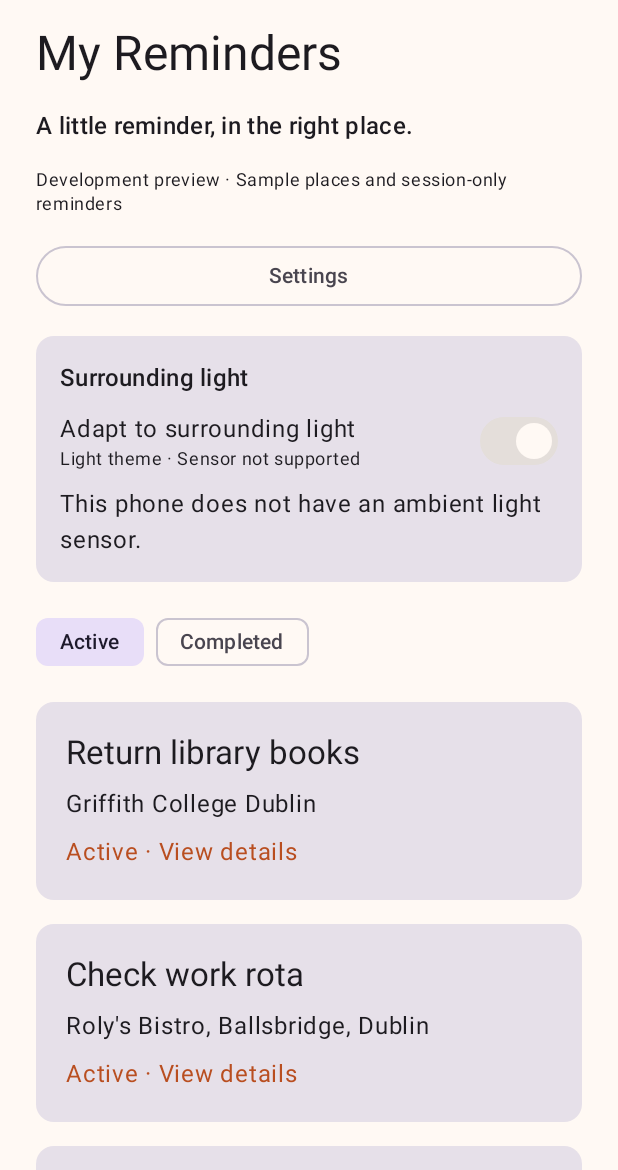
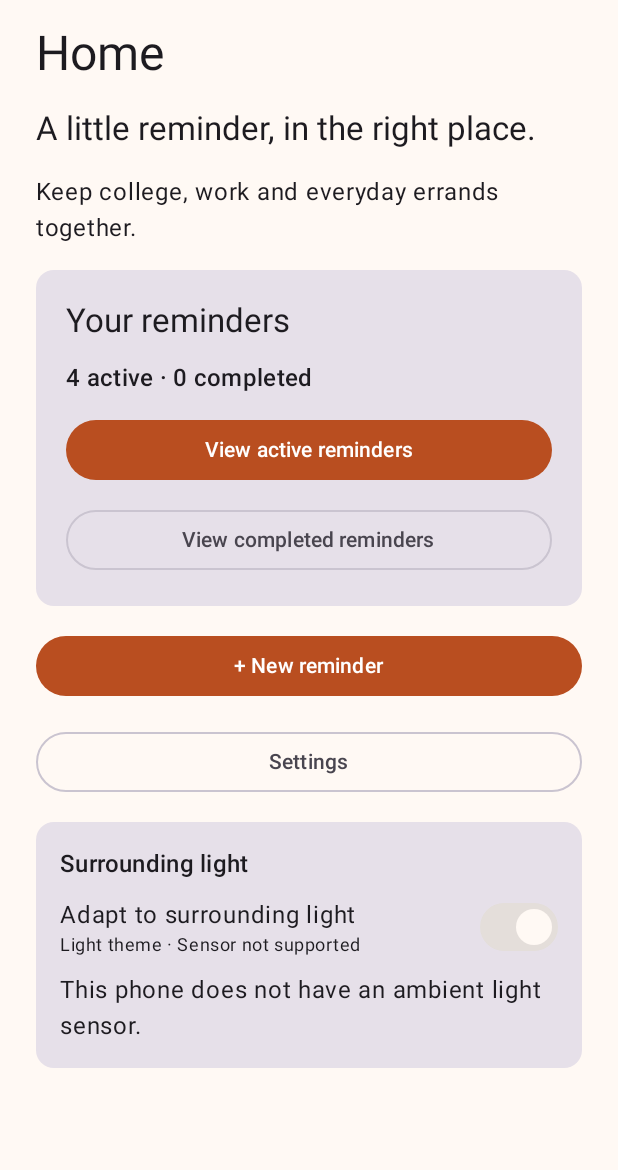
Before and after one commit to Carlos-0620/g-minder-android, an Android app built with Jetpack Compose: the screen it shows after launch (MainActivity), after a tap on "‹ Back", on a phone screen of 412 x 824 dp, the part 66-1236 px from its top. Run offline under Robolectric (Android 15) with nearby library versions, the phone set to English and light mode, and no system bars; 2 other taps on this screen came first.

Commit message:
Add Home overview with reminder counts and navigation shortcuts

```diff
--- /dev/null
+++ b/app/src/main/java/com/griffith/gminder/HomeScreen.kt
@@ -0,0 +1,41 @@
+package com.griffith.gminder
+
+import androidx.compose.foundation.layout.Arrangement
+import androidx.compose.foundation.layout.Column
+import androidx.compose.foundation.layout.fillMaxWidth
+import androidx.compose.foundation.layout.padding
+import androidx.compose.material3.Button
+import androidx.compose.material3.Card
+import androidx.compose.material3.MaterialTheme
+import androidx.compose.material3.OutlinedButton
+import androidx.compose.material3.Text
+import androidx.compose.runtime.Composable
+import androidx.compose.ui.Modifier
+import androidx.compose.ui.unit.dp
+
+@Composable
+fun HomeScreen(
+    activeCount: Int,
+    completedCount: Int,
+    onViewReminders: (Boolean) -> Unit,
+    onNewReminder: () -> Unit,
+    onSettings: () -> Unit
+) {
+    Text("A little reminder, in the right place.", style = MaterialTheme.typography.titleLarge)
+    Text("Keep college, work and everyday errands together.")
+    Card(Modifier.fillMaxWidth()) {
+        Column(Modifier.padding(20.dp), verticalArrangement = Arrangement.spacedBy(12.dp)) {
+            Text("Your reminders", style = MaterialTheme.typography.titleLarge)
+            Text("$activeCount active · $completedCount completed", style = MaterialTheme.typography.titleMedium)
+            if (activeCount == 0) Text("You're all caught up. Add a reminder for your next task.")
+            Button(onClick = { onViewReminders(false) }, modifier = Modifier.fillMaxWidth()) {
+                Text("View active reminders")
+            }
+            OutlinedButton(onClick = { onViewReminders(true) }, modifier = Modifier.fillMaxWidth()) {
+                Text("View completed reminders")
+            }
+        }
+    }
+    Button(onClick = onNewReminder, modifier = Modifier.fillMaxWidth()) { Text("+ New reminder") }
+    OutlinedButton(onClick = onSettings, modifier = Modifier.fillMaxWidth()) { Text("Settings") }
+}
--- a/app/src/main/java/com/griffith/gminder/MainActivity.kt
+++ b/app/src/main/java/com/griffith/gminder/MainActivity.kt
@@ -69,11 +69,31 @@ class MainActivity : LightAwareActivity() {
                 LaunchedEffect(completion) {
                     completion?.let { result -> reminders = reminders.map { if (it.id == result.first) it.copy(completed = result.second) else it } }
                 }
-                BackHandler(screen != "home") { screen = if (screen == "location") "create" else "home" }
-                Page(when (screen) { "create" -> "Create Reminder"; "location" -> "Choose Location"; "settings" -> "Settings"; else -> "My Reminders" },
-                    back = if (screen == "home") null else ({ screen = if (screen == "location") "create" else "home" })) {
+                val goBack = {
+                    screen = when (screen) {
+                        "location" -> "create"
+                        "create" -> "reminders"
+                        else -> "home"
+                    }
+                }
+                val newReminder = {
+                    title = ""; note = ""; place = ""; attempted = false; screen = "create"
+                }
+                BackHandler(screen != "home", onBack = goBack)
+                Page(when (screen) { "home" -> "Home"; "create" -> "Create Reminder"; "location" -> "Choose Location"; "settings" -> "Settings"; else -> "My Reminders" },
+                    back = if (screen == "home") null else goBack) {
                     when (screen) {
                         "home" -> {
+                            HomeScreen(
+                                activeCount = reminders.count { !it.completed },
+                                completedCount = reminders.count { it.completed },
+                                onViewReminders = { completedOnly = it; screen = "reminders" },
+                                onNewReminder = newReminder,
+                                onSettings = { screen = "settings" }
+                            )
+                            AmbientLightCard(lightLevel, hasLightSensor, lightSensorActive, adaptToLight, useDarkTheme, ::setLightAdaptation)
+                        }
+                        "reminders" -> {
                             Text("A little reminder, in the right place.", style = MaterialTheme.typography.titleMedium)
                             Text("Development preview · Sample places and session-only reminders", style = MaterialTheme.typography.bodySmall)
                             OutlinedButton(onClick = { screen = "settings" }, modifier = Modifier.fillMaxWidth()) { Text("Settings") }
@@ -100,7 +120,7 @@ class MainActivity : LightAwareActivity() {
                                     }
                                 }
                             }
-                            Button(onClick = { title = ""; note = ""; place = ""; attempted = false; screen = "create" }, modifier = Modifier.fillMaxWidth()) { Text("+ New reminder") }
+                            Button(onClick = newReminder, modifier = Modifier.fillMaxWidth()) { Text("+ New reminder") }
                         }
                         "settings" -> SettingsScreen(lightLevel, hasLightSensor, lightSensorActive, adaptToLight, useDarkTheme, ::setLightAdaptation)
                         "create" -> {
@@ -114,7 +134,7 @@ class MainActivity : LightAwareActivity() {
                                 attempted = true
                                 if (title.isNotBlank() && place.isNotBlank()) {
                                     reminders = reminders + Reminder(java.util.UUID.randomUUID().toString(), title.trim(), note.trim(), place)
-                                    completedOnly = false; screen = "home"
+                                    completedOnly = false; screen = "reminders"
                                 }
                             }, modifier = Modifier.fillMaxWidth()) { Text("Save reminder") }
                         }
@@ -141,8 +161,9 @@ class MainActivity : LightAwareActivity() {
 
 @Composable
 fun Page(title: String, back: (() -> Unit)? = null, content: @Composable ColumnScope.() -> Unit) {
+    val scrollState = key(title) { rememberScrollState() }
     Surface(Modifier.fillMaxSize()) {
-        Column(Modifier.safeDrawingPadding().imePadding().verticalScroll(rememberScrollState()).padding(24.dp), verticalArrangement = Arrangement.spacedBy(16.dp)) {
+        Column(Modifier.safeDrawingPadding().imePadding().verticalScroll(scrollState).padding(24.dp), verticalArrangement = Arrangement.spacedBy(16.dp)) {
             Text("G-MINDER", color = MaterialTheme.colorScheme.primary, style = MaterialTheme.typography.labelLarge)
             if (back != null) TextButton(onClick = back) { Text("‹ Back") }
             Text(title, style = MaterialTheme.typography.headlineLarge)
```
Also changed, not shown: 1 other file.
